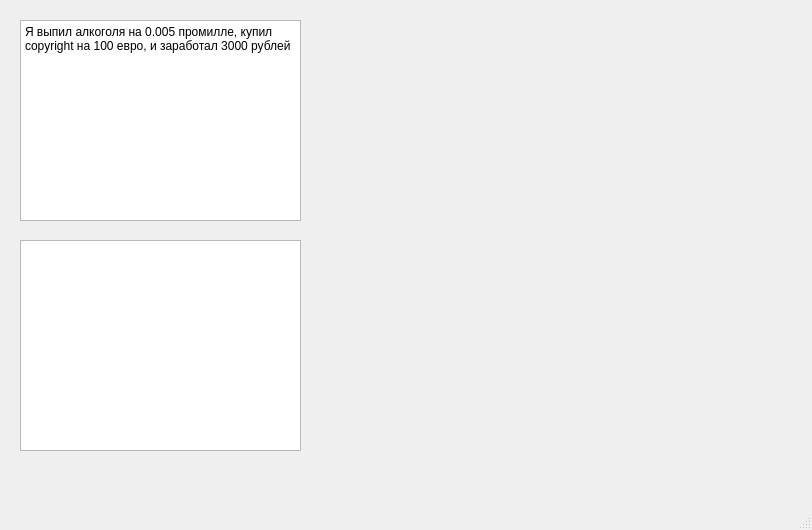
The window that mainwindow.ui (Alex-Alex-A/C-Graphic) describes before a commit, drawn with Qt 5.
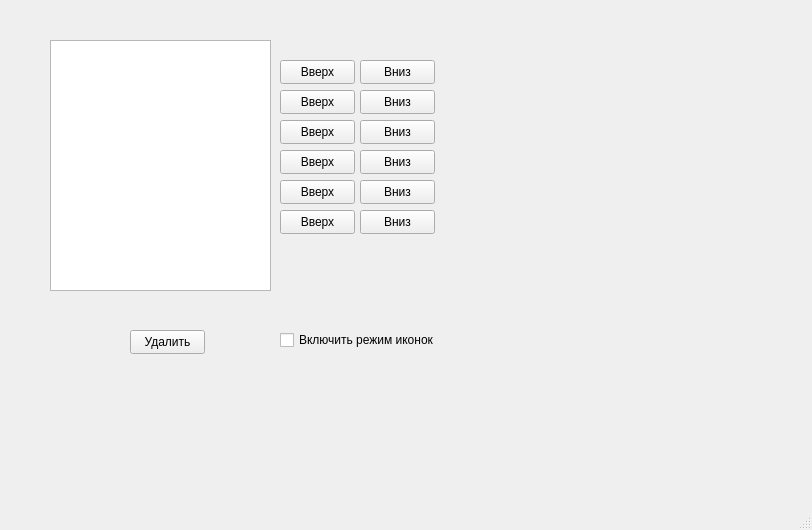
The same window after the commit.

Patch:
```diff
--- a/mainwindow.ui
+++ b/mainwindow.ui
@@ -14,27 +14,202 @@
    <string>MainWindow</string>
   </property>
   <widget class="QWidget" name="centralwidget">
-   <widget class="QPlainTextEdit" name="plainTextEdit">
+   <widget class="QTableView" name="tableView">
     <property name="geometry">
      <rect>
-      <x>20</x>
-      <y>20</y>
-      <width>281</width>
-      <height>201</height>
+      <x>50</x>
+      <y>40</y>
+      <width>221</width>
+      <height>251</height>
      </rect>
     </property>
-    <property name="plainText">
-     <string>Я выпил алкоголя на 0.005 промилле, купил copyright на 100 евро, и заработал 3000 рублей</string>
+    <property name="minimumSize">
+     <size>
+      <width>0</width>
+      <height>0</height>
+     </size>
     </property>
    </widget>
-   <widget class="QPlainTextEdit" name="plainTextEdit_2">
+   <widget class="QPushButton" name="pushButton1_UP">
     <property name="geometry">
      <rect>
-      <x>20</x>
-      <y>240</y>
-      <width>281</width>
-      <height>211</height>
+      <x>280</x>
+      <y>60</y>
+      <width>75</width>
+      <height>24</height>
      </rect>
+    </property>
+    <property name="text">
+     <string>Вверх</string>
+    </property>
+   </widget>
+   <widget class="QPushButton" name="pushButton1_DOWN">
+    <property name="geometry">
+     <rect>
+      <x>360</x>
+      <y>60</y>
+      <width>75</width>
+      <height>24</height>
+     </rect>
+    </property>
+    <property name="text">
+     <string>Вниз</string>
+    </property>
+   </widget>
+   <widget class="QPushButton" name="pushButton2_UP">
+    <property name="geometry">
+     <rect>
+      <x>280</x>
+      <y>90</y>
+      <width>75</width>
+      <height>24</height>
+     </rect>
+    </property>
+    <property name="text">
+     <string>Вверх</string>
+    </property>
+   </widget>
+   <widget class="QPushButton" name="pushButton2_DOWN">
+    <property name="geometry">
+     <rect>
+      <x>360</x>
+      <y>90</y>
+      <width>75</width>
+      <height>24</height>
+     </rect>
+    </property>
+    <property name="text">
+     <string>Вниз</string>
+    </property>
+   </widget>
+   <widget class="QPushButton" name="pushButton3_UP">
+    <property name="geometry">
+     <rect>
+      <x>280</x>
+      <y>120</y>
+      <width>75</width>
+      <height>24</height>
+     </rect>
+    </property>
+    <property name="text">
+     <string>Вверх</string>
+    </property>
+   </widget>
+   <widget class="QPushButton" name="pushButton3_DOWN">
+    <property name="geometry">
+     <rect>
+      <x>360</x>
+      <y>120</y>
+      <width>75</width>
+      <height>24</height>
+     </rect>
+    </property>
+    <property name="text">
+     <string>Вниз</string>
+    </property>
+   </widget>
+   <widget class="QPushButton" name="pushButton4_UP">
+    <property name="geometry">
+     <rect>
+      <x>280</x>
+      <y>150</y>
+      <width>75</width>
+      <height>24</height>
+     </rect>
+    </property>
+    <property name="text">
+     <string>Вверх</string>
+    </property>
+   </widget>
+   <widget class="QPushButton" name="pushButton4_DOWN">
+    <property name="geometry">
+     <rect>
+      <x>360</x>
+      <y>150</y>
+      <width>75</width>
+      <height>24</height>
+     </rect>
+    </property>
+    <property name="text">
+     <string>Вниз</string>
+    </property>
+   </widget>
+   <widget class="QPushButton" name="pushButton5_UP">
+    <property name="geometry">
+     <rect>
+      <x>280</x>
+      <y>180</y>
+      <width>75</width>
+      <height>24</height>
+     </rect>
+    </property>
+    <property name="text">
+     <string>Вверх</string>
+    </property>
+   </widget>
+   <widget class="QPushButton" name="pushButton5_DOWN">
+    <property name="geometry">
+     <rect>
+      <x>360</x>
+      <y>180</y>
+      <width>75</width>
+      <height>24</height>
+     </rect>
+    </property>
+    <property name="text">
+     <string>Вниз</string>
+    </property>
+   </widget>
+   <widget class="QPushButton" name="pushButton6_UP">
+    <property name="geometry">
+     <rect>
+      <x>280</x>
+      <y>210</y>
+      <width>75</width>
+      <height>24</height>
+     </rect>
+    </property>
+    <property name="text">
+     <string>Вверх</string>
+    </property>
+   </widget>
+   <widget class="QPushButton" name="pushButton6_DOWN">
+    <property name="geometry">
+     <rect>
+      <x>360</x>
+      <y>210</y>
+      <width>75</width>
+      <height>24</height>
+     </rect>
+    </property>
+    <property name="text">
+     <string>Вниз</string>
+    </property>
+   </widget>
+   <widget class="QPushButton" name="pushButton_Rem_Row">
+    <property name="geometry">
+     <rect>
+      <x>130</x>
+      <y>330</y>
+      <width>75</width>
+      <height>24</height>
+     </rect>
+    </property>
+    <property name="text">
+     <string>Удалить</string>
+    </property>
+   </widget>
+   <widget class="QCheckBox" name="checkBox">
+    <property name="geometry">
+     <rect>
+      <x>280</x>
+      <y>330</y>
+      <width>161</width>
+      <height>20</height>
+     </rect>
+    </property>
+    <property name="text">
+     <string>Включить режим иконок</string>
     </property>
    </widget>
   </widget>
```
